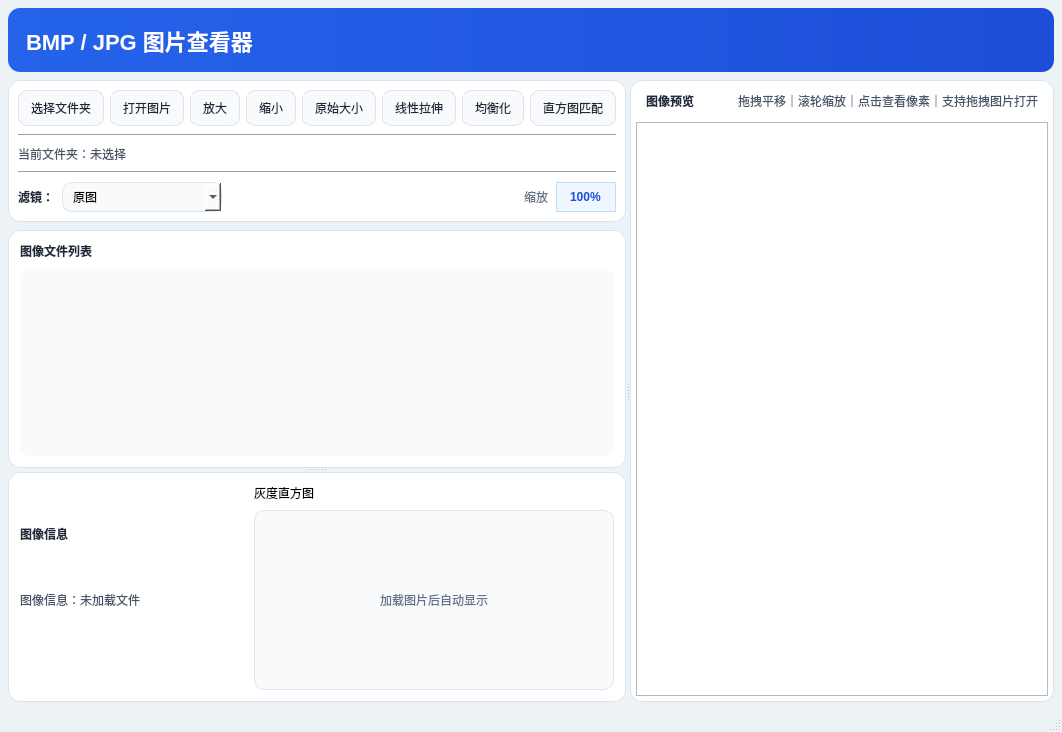
This is src/MainWindow.ui in zlx041015/Image-Processing-Platform as Qt 5 draws it before an edit. The edited form follows.
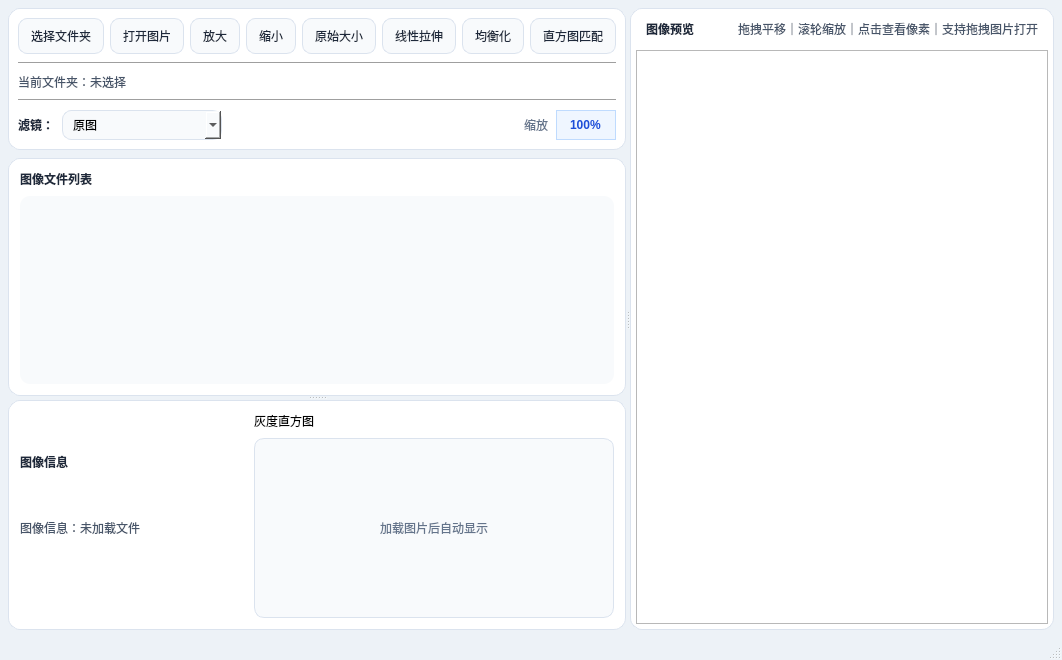
This is the edited form. Custom widgets are drawn as their Qt base class.

```diff
--- a/src/MainWindow.ui
+++ b/src/MainWindow.ui
@@ -10,17 +10,6 @@
     background: #edf2f7;
 }
 
-QWidget#headerWidget {
-    background: qlineargradient(x1:0, y1:0, x2:1, y2:0, stop:0 #2563eb, stop:1 #1d4ed8);
-    border-radius: 12px;
-}
-
-QLabel#titleLabel {
-    color: white;
-    font-size: 22px;
-    font-weight: 700;
-}
-
 QWidget#toolbarCard,
 QWidget#listCard,
 QWidget#infoCard,
@@ -147,43 +136,6 @@
     <property name="spacing">
      <number>8</number>
     </property>
-    <item>
-     <widget class="QWidget" name="headerWidget">
-      <property name="minimumSize">
-       <size>
-        <width>0</width>
-        <height>64</height>
-       </size>
-      </property>
-      <property name="maximumSize">
-       <size>
-        <width>16777215</width>
-        <height>64</height>
-       </size>
-      </property>
-      <layout class="QVBoxLayout" name="headerLayout">
-       <property name="leftMargin">
-        <number>18</number>
-       </property>
-       <property name="topMargin">
-        <number>10</number>
-       </property>
-       <property name="rightMargin">
-        <number>18</number>
-       </property>
-       <property name="bottomMargin">
-        <number>10</number>
-       </property>
-       <item>
-        <widget class="QLabel" name="titleLabel">
-         <property name="text">
-          <string>BMP / JPG 图片查看器</string>
-         </property>
-        </widget>
-       </item>
-      </layout>
-     </widget>
-    </item>
     <item>
      <widget class="QSplitter" name="mainSplitter">
       <property name="orientation">
```
Left out of the diff: 2 changed lines with no effect on the pictures.
